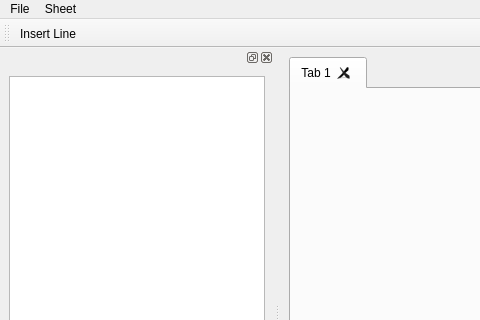
The window that src/ui/mainwindow.ui (schim-app/schim) describes before a commit, drawn with Qt 5; both pictures show x 0 to 480 and y 0 to 320 of the 800 by 600 pixel window.
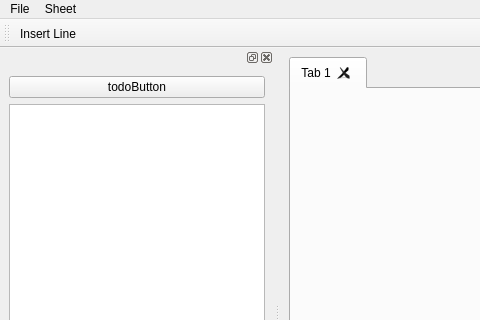
The same window after the commit. Icons and pictures are not drawn. Custom widgets are drawn as their Qt base class.

```diff
--- a/src/ui/mainwindow.ui
+++ b/src/ui/mainwindow.ui
@@ -112,6 +112,13 @@
    </attribute>
    <widget class="QWidget" name="dockWidgetContents">
     <layout class="QVBoxLayout" name="verticalLayout">
+     <item>
+      <widget class="QPushButton" name="todoButton">
+       <property name="text">
+        <string>todoButton</string>
+       </property>
+      </widget>
+     </item>
      <item>
       <widget class="QListWidget" name="symbolList"/>
      </item>
```
